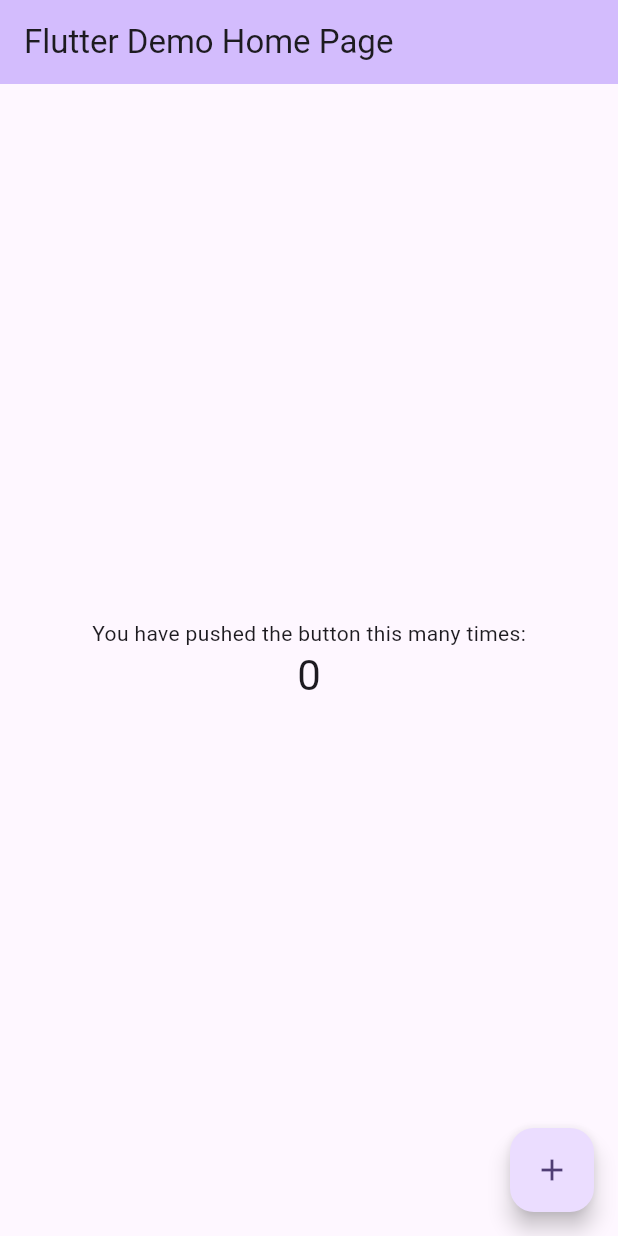
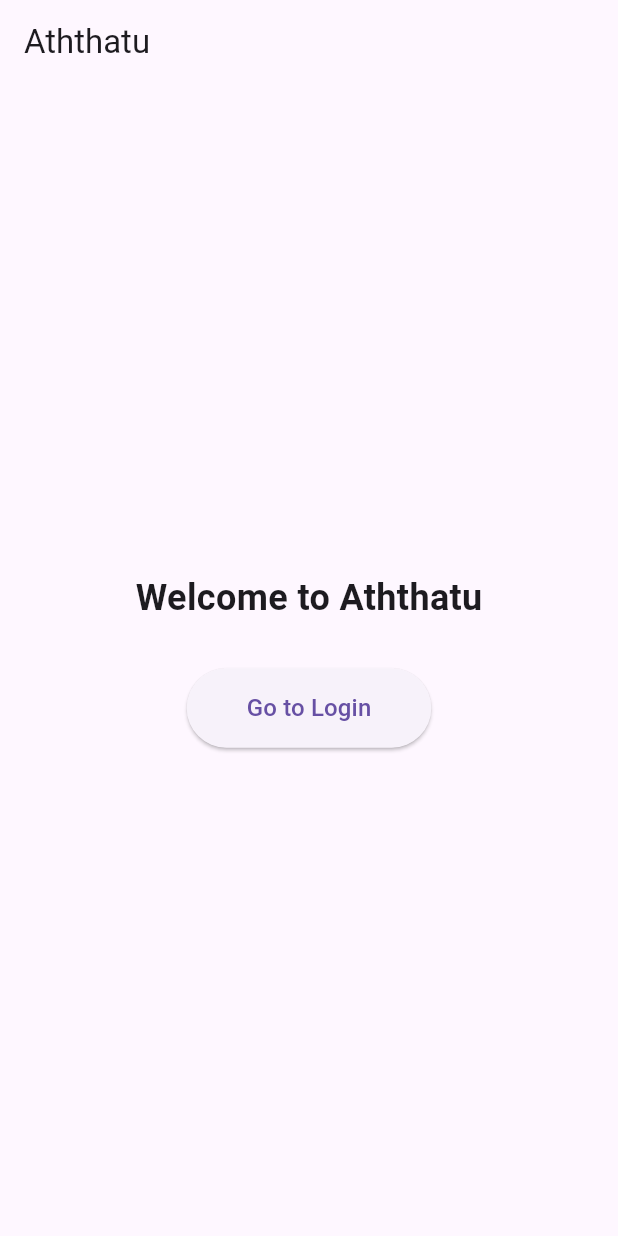
Before and after one commit to Team-Dev-Alliance/aththatu, a Flutter app: the screen it shows after launch, on a phone screen of 412 x 824 dp. Run offline on Flutter 3.47's test engine with Material 3 defaults, Android fonts, the phone set to English and light mode, and no system bars.

Commit message:
chore(login page mask)
Made a login page, but not connected to the database

```diff
--- a/client/aththatu/lib/App/app.dart
+++ b/client/aththatu/lib/App/app.dart
@@ -1,37 +1,55 @@
 import 'package:flutter/material.dart';
-import '../Home/home_page.dart';
-
-void main() {
-  runApp(const MyApp());
-}
+import '../Authentication/login.dart';
 
 class MyApp extends StatelessWidget {
-  const MyApp({super.key});
+  const MyApp({Key? key}) : super(key: key);
 
-  // This widget is the root of your application.
   @override
   Widget build(BuildContext context) {
     return MaterialApp(
-      title: 'Flutter Demo',
+      title: 'Aththatu',
       theme: ThemeData(
-        // This is the theme of your application.
-        //
-        // TRY THIS: Try running your application with "flutter run". You'll see
-        // the application has a purple toolbar. Then, without quitting the app,
-        // try changing the seedColor in the colorScheme below to Colors.green
-        // and then invoke "hot reload" (save your changes or press the "hot
-        // reload" button in a Flutter-supported IDE, or press "r" if you used
-        // the command line to start the app).
-        //
-        // Notice that the counter didn't reset back to zero; the application
-        // state is not lost during the reload. To reset the state, use hot
-        // restart instead.
-        //
-        // This works for code too, not just values: Most code changes can be
-        // tested with just a hot reload.
-        colorScheme: ColorScheme.fromSeed(seedColor: Colors.deepPurple),
+        primarySwatch: Colors.blue,
+        visualDensity: VisualDensity.adaptivePlatformDensity,
       ),
-      home: const MyHomePage(title: 'Flutter Demo Home Page'),
+      home: const HomePage(),
     );
   }
 }
+
+class HomePage extends StatelessWidget {
+  const HomePage({Key? key}) : super(key: key);
+
+  @override
+  Widget build(BuildContext context) {
+    return Scaffold(
+      appBar: AppBar(
+        title: const Text('Aththatu'),
+      ),
+      body: Center(
+        child: Column(
+          mainAxisAlignment: MainAxisAlignment.center,
+          children: [
+            const Text(
+              'Welcome to Aththatu',
+              style: TextStyle(fontSize: 24, fontWeight: FontWeight.bold),
+            ),
+            const SizedBox(height: 30),
+            ElevatedButton(
+              onPressed: () {
+                Navigator.push(
+                  context,
+                  MaterialPageRoute(builder: (context) => const LoginPage()),
+                );
+              },
+              style: ElevatedButton.styleFrom(
+                padding: const EdgeInsets.symmetric(horizontal: 40, vertical: 15),
+              ),
+              child: const Text('Go to Login', style: TextStyle(fontSize: 16)),
+            ),
+          ],
+        ),
+      ),
+    );
+  }
+}
```
Also changed, not shown: client/aththatu/lib/Authentication/login.dart (+90 -0 lines).
